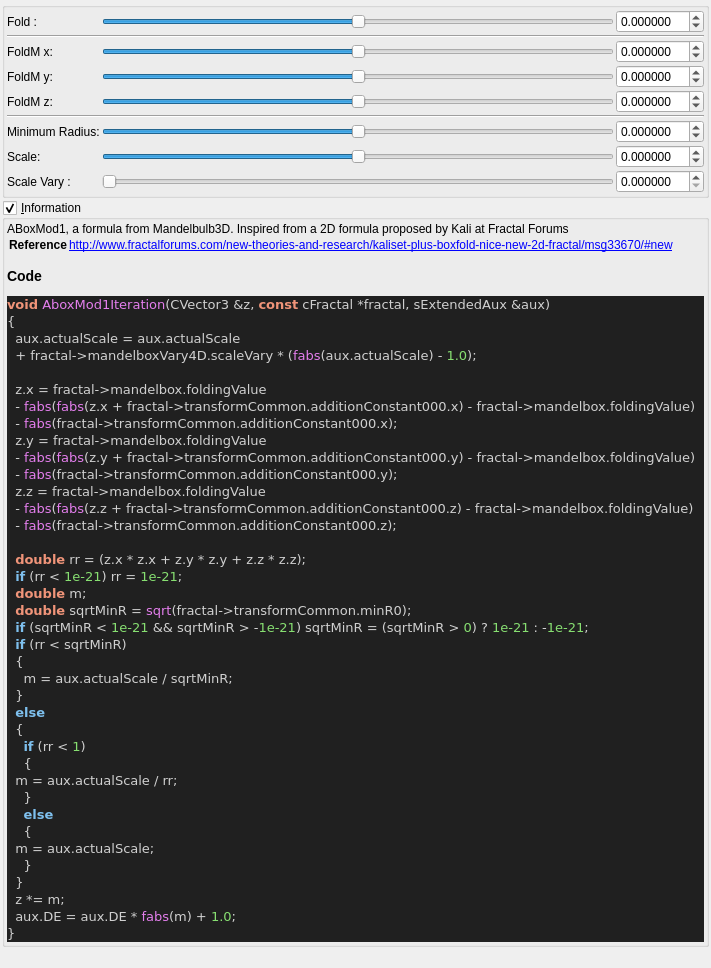
The window that mandelbulber2/qt_data/fractal_aboxMod1.ui (buddhi1980/mandelbulber2) describes before a commit, drawn with Qt 5.
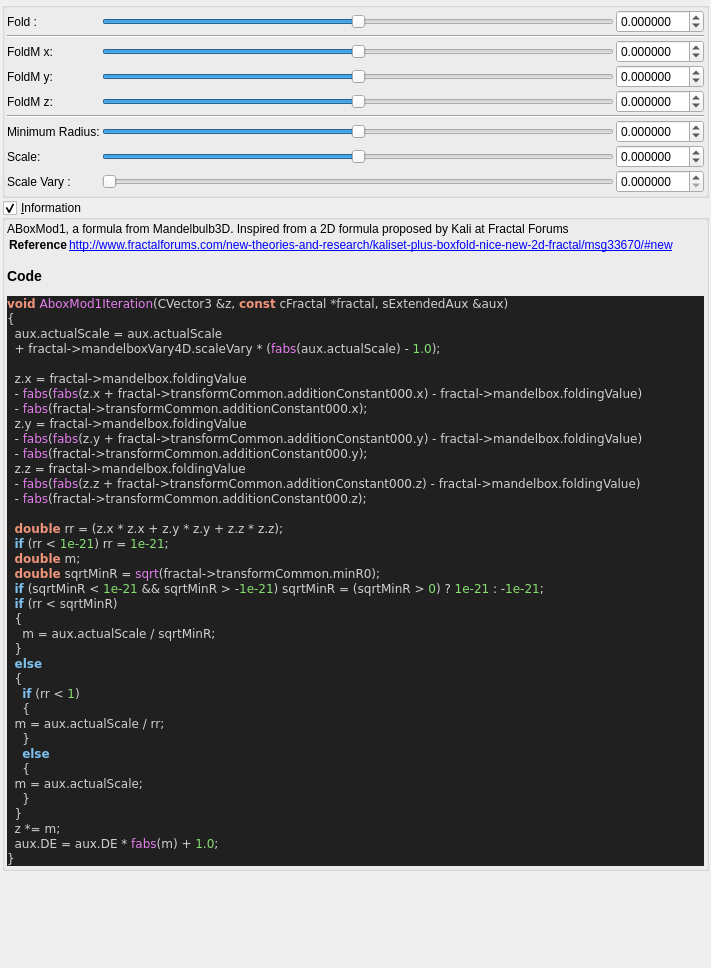
The same window after the commit. Custom widgets are drawn as their Qt base class.

```diff
--- a/mandelbulber2/qt_data/fractal_aboxMod1.ui
+++ b/mandelbulber2/qt_data/fractal_aboxMod1.ui
@@ -512,7 +512,7 @@
 &lt;title&gt;Source file&lt;/title&gt;
 &lt;/head&gt;
 &lt;body style=&quot;background-color:#202020&quot;&gt;
-&lt;pre style=&quot;color:#d0d0d0; background-color:#202020; font-size:10pt; font-family:'Courier New';&quot;&gt;&lt;span style=&quot;color:#f09479; font-weight:bold&quot;&gt;void&lt;/span&gt; &lt;span style=&quot;color:#e47eed&quot;&gt;AboxMod1Iteration&lt;/span&gt;&lt;span style=&quot;color:#d0d0d0&quot;&gt;(&lt;/span&gt;CVector3 &lt;span style=&quot;color:#d0d0d0&quot;&gt;&amp;amp;&lt;/span&gt;z&lt;span style=&quot;color:#d0d0d0&quot;&gt;,&lt;/span&gt; &lt;span style=&quot;color:#f09479; font-weight:bold&quot;&gt;const&lt;/span&gt; cFractal &lt;span style=&quot;color:#d0d0d0&quot;&gt;*&lt;/span&gt;fractal&lt;span style=&quot;color:#d0d0d0&quot;&gt;,&lt;/span&gt; sExtendedAux &lt;span style=&quot;color:#d0d0d0&quot;&gt;&amp;amp;&lt;/span&gt;aux&lt;span style=&quot;color:#d0d0d0&quot;&gt;)&lt;/span&gt;
+&lt;pre style=&quot;color:#d0d0d0; background-color:#202020;  font-family:'Courier New';&quot;&gt;&lt;span style=&quot;color:#f09479; font-weight:bold&quot;&gt;void&lt;/span&gt; &lt;span style=&quot;color:#e47eed&quot;&gt;AboxMod1Iteration&lt;/span&gt;&lt;span style=&quot;color:#d0d0d0&quot;&gt;(&lt;/span&gt;CVector3 &lt;span style=&quot;color:#d0d0d0&quot;&gt;&amp;amp;&lt;/span&gt;z&lt;span style=&quot;color:#d0d0d0&quot;&gt;,&lt;/span&gt; &lt;span style=&quot;color:#f09479; font-weight:bold&quot;&gt;const&lt;/span&gt; cFractal &lt;span style=&quot;color:#d0d0d0&quot;&gt;*&lt;/span&gt;fractal&lt;span style=&quot;color:#d0d0d0&quot;&gt;,&lt;/span&gt; sExtendedAux &lt;span style=&quot;color:#d0d0d0&quot;&gt;&amp;amp;&lt;/span&gt;aux&lt;span style=&quot;color:#d0d0d0&quot;&gt;)&lt;/span&gt;
 &lt;span style=&quot;color:#d0d0d0&quot;&gt;{&lt;/span&gt;
   aux&lt;span style=&quot;color:#d0d0d0&quot;&gt;.&lt;/span&gt;actualScale &lt;span style=&quot;color:#d0d0d0&quot;&gt;=&lt;/span&gt; aux&lt;span style=&quot;color:#d0d0d0&quot;&gt;.&lt;/span&gt;actualScale
   &lt;span style=&quot;color:#d0d0d0&quot;&gt;+&lt;/span&gt; fractal&lt;span style=&quot;color:#d0d0d0&quot;&gt;-&amp;gt;&lt;/span&gt;mandelboxVary4D&lt;span style=&quot;color:#d0d0d0&quot;&gt;.&lt;/span&gt;scaleVary &lt;span style=&quot;color:#d0d0d0&quot;&gt;* (&lt;/span&gt;&lt;span style=&quot;color:#e47eed&quot;&gt;fabs&lt;/span&gt;&lt;span style=&quot;color:#d0d0d0&quot;&gt;(&lt;/span&gt;aux&lt;span style=&quot;color:#d0d0d0&quot;&gt;.&lt;/span&gt;actualScale&lt;span style=&quot;color:#d0d0d0&quot;&gt;) -&lt;/span&gt; &lt;span style=&quot;color:#87df71&quot;&gt;1.0&lt;/span&gt;&lt;span style=&quot;color:#d0d0d0&quot;&gt;);&lt;/span&gt;
```
